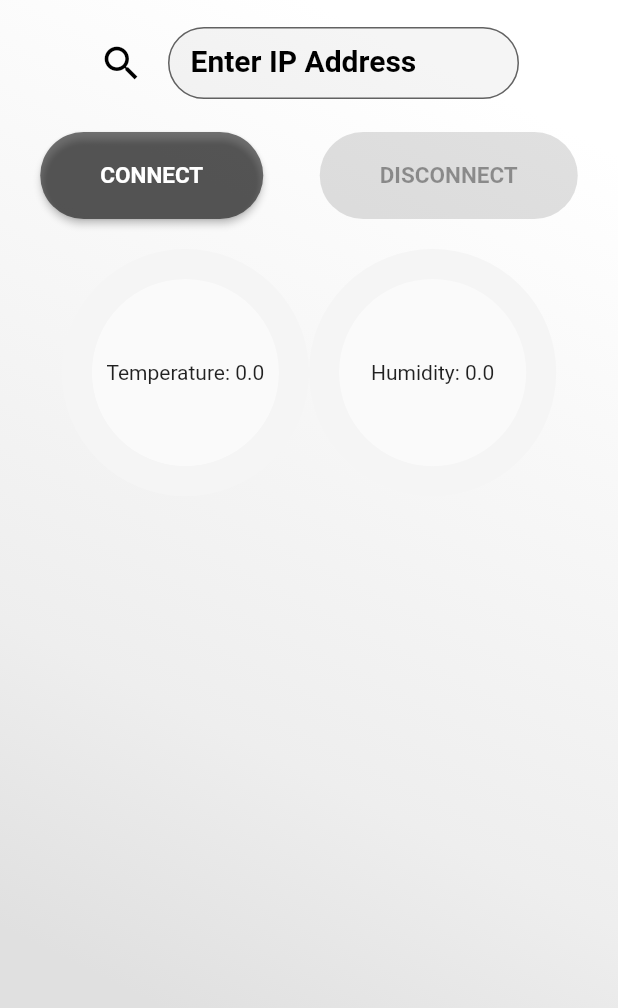
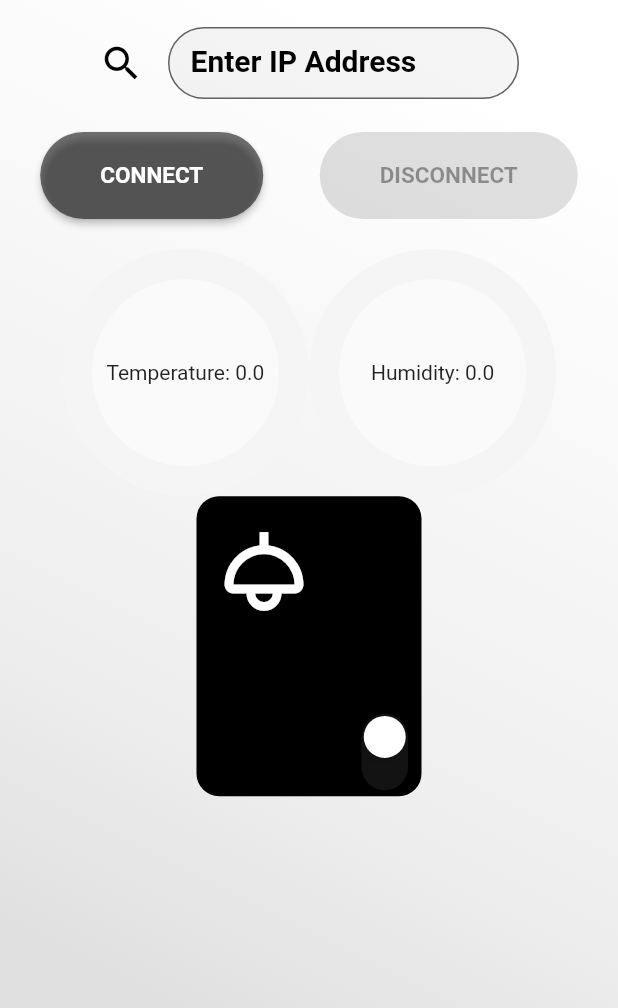
Before and after one commit to ascobani/homeAutomation_ui, a Flutter app: the screen it shows after launch, on a phone screen of 412 x 824 dp. Shown: the top 1008 px of the screen. Run offline on Flutter 3.47's test engine with Material 2 defaults, Android fonts, the phone set to English and light mode, and no system bars; drawn by our look-alikes of fl_chart; our stand-ins replace bloc, bloc_concurrency, equatable, flutter_bloc, stream_transform; missing offline and left inert: regexed_validator.

Commit message:
one item handled for light

```diff
--- a/lib/screens/home_screen.dart
+++ b/lib/screens/home_screen.dart
@@ -183,7 +183,41 @@ class _HomeScreenState extends State<HomeScreen> {
                           ],
                         ),
                       ),
-
+                      GestureDetector(
+                        child: AnimatedContainer(
+                          decoration: BoxDecoration(
+                            color: state.data?.relay1 != false
+                                ? Colors.black
+                                : Colors.grey.shade300,
+                            borderRadius: BorderRadius.circular(15),
+                          ),
+                          height: 200,
+                          width: 150,
+                          duration: Duration(seconds: 1),
+                          child: Column(
+                              crossAxisAlignment: CrossAxisAlignment.start,
+                              mainAxisAlignment: MainAxisAlignment.spaceBetween,
+                              children: [
+                                Padding(
+                                  padding: const EdgeInsets.symmetric(
+                                      horizontal: 10, vertical: 15),
+                                  child: Icon(
+                                    Icons.light_outlined,
+                                    color: state.data?.relay1 != false
+                                        ? Colors.white
+                                        : Colors.black,
+                                    size: 70,
+                                  ),
+                                ),
+                                customCupertinoSwitch(
+                                    'Relay1',
+                                    state.data?.relay1 ?? false,
+                                    (p0) => context
+                                        .read<NodeMCUHomeAutomationBloc>()
+                                        .add(SendDataToNodeMCU('toggleCh1'))),
+                              ]),
+                        ),
+                      )
                       // Text(
                       //   state.data?.temperature != null
                       //       ? 'Temperature: ${state.data!.temperature}'
@@ -277,13 +311,22 @@ class _HomeScreenState extends State<HomeScreen> {
 Widget customCupertinoSwitch(
     String title, bool value, Function(bool) onChanged) {
   return Row(
-    mainAxisAlignment: MainAxisAlignment.center,
+    mainAxisAlignment: MainAxisAlignment.spaceAround,
+    crossAxisAlignment: CrossAxisAlignment.center,
     children: [
-      Text(title),
+      SizedBox(
+          child: Text(
+        title,
+        maxLines: 2,
+        style: TextStyle(fontSize: 20, fontWeight: FontWeight.bold),
+      )),
       const SizedBox(width: 20),
-      CupertinoSwitch(
-        value: value,
-        onChanged: onChanged,
+      RotatedBox(
+        quarterTurns: 1,
+        child: CupertinoSwitch(
+          value: value,
+          onChanged: onChanged,
+        ),
       ),
     ],
   );
```
